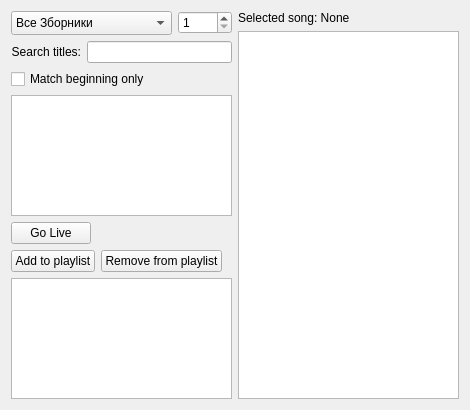
The window that src/songwidget.ui (SoftProjector/src) describes before a commit, drawn with Qt 5.
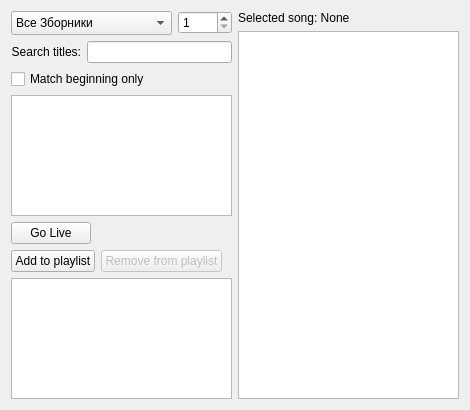
The same window after the commit.

Commit message: Remove from playlist button now works as expected

```diff
--- a/src/songwidget.ui
+++ b/src/songwidget.ui
@@ -195,6 +195,9 @@
        </item>
        <item>
         <widget class="QPushButton" name="btnRemoveFromPlaylist">
+         <property name="enabled">
+          <bool>false</bool>
+         </property>
          <property name="toolTip">
           <string>Remove the selected song from the playlist</string>
          </property>
```
The commit also changes 3 other files.
